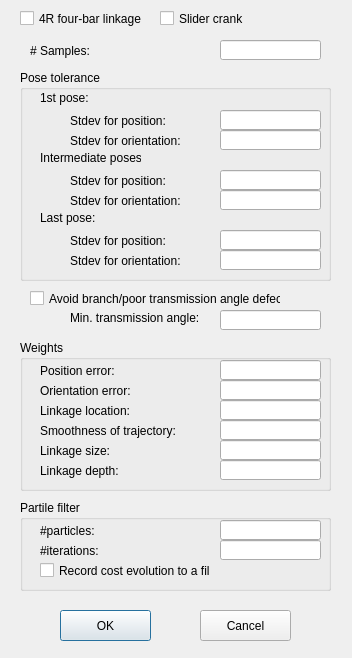
First picture: the form in KinematicDesign_MultiThread/LinkageSynthesisOptionDialog.ui, repository gnishida/KinematicDesign_MultiThread, before the edit.
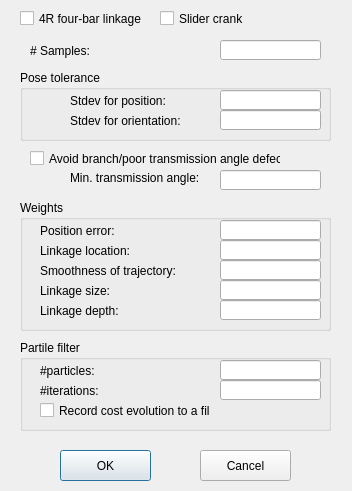
Second picture: the form after the edit.

Commit message: perturb only intermediate poses

```diff
--- a/KinematicDesign_MultiThread/LinkageSynthesisOptionDialog.ui
+++ b/KinematicDesign_MultiThread/LinkageSynthesisOptionDialog.ui
@@ -7,7 +7,7 @@
     <x>0</x>
     <y>0</y>
     <width>352</width>
-    <height>658</height>
+    <height>491</height>
    </rect>
   </property>
   <property name="windowTitle">
@@ -40,7 +40,7 @@
    <property name="geometry">
     <rect>
      <x>30</x>
-     <y>290</y>
+     <y>150</y>
      <width>251</width>
      <height>17</height>
     </rect>
@@ -53,7 +53,7 @@
    <property name="geometry">
     <rect>
      <x>60</x>
-     <y>610</y>
+     <y>450</y>
      <width>91</width>
      <height>31</height>
     </rect>
@@ -66,7 +66,7 @@
    <property name="geometry">
     <rect>
      <x>200</x>
-     <y>610</y>
+     <y>450</y>
      <width>91</width>
      <height>31</height>
     </rect>
@@ -81,40 +81,17 @@
      <x>20</x>
      <y>70</y>
      <width>311</width>
-     <height>211</height>
+     <height>71</height>
     </rect>
    </property>
    <property name="title">
     <string>Pose tolerance</string>
    </property>
-   <widget class="QLabel" name="label_2">
-    <property name="geometry">
-     <rect>
-      <x>50</x>
-      <y>40</y>
-      <width>131</width>
-      <height>21</height>
-     </rect>
-    </property>
-    <property name="text">
-     <string>Stdev for position:</string>
-    </property>
-   </widget>
-   <widget class="QLineEdit" name="lineEditStdDevPositionFirst">
-    <property name="geometry">
-     <rect>
-      <x>200</x>
-      <y>40</y>
-      <width>101</width>
-      <height>20</height>
-     </rect>
-    </property>
-   </widget>
    <widget class="QLabel" name="label_6">
     <property name="geometry">
      <rect>
       <x>50</x>
-      <y>100</y>
+      <y>20</y>
       <width>101</width>
       <height>21</height>
      </rect>
@@ -127,89 +104,17 @@
     <property name="geometry">
      <rect>
       <x>200</x>
-      <y>100</y>
-      <width>101</width>
-      <height>20</height>
-     </rect>
-    </property>
-   </widget>
-   <widget class="QLabel" name="label_7">
-    <property name="geometry">
-     <rect>
-      <x>50</x>
-      <y>160</y>
-      <width>131</width>
-      <height>21</height>
-     </rect>
-    </property>
-    <property name="text">
-     <string>Stdev for position:</string>
-    </property>
-   </widget>
-   <widget class="QLineEdit" name="lineEditStdDevPositionLast">
-    <property name="geometry">
-     <rect>
-      <x>200</x>
-      <y>160</y>
-      <width>101</width>
-      <height>20</height>
-     </rect>
-    </property>
-   </widget>
-   <widget class="QLabel" name="label_8">
-    <property name="geometry">
-     <rect>
-      <x>20</x>
       <y>20</y>
-      <width>51</width>
-      <height>16</height>
-     </rect>
-    </property>
-    <property name="text">
-     <string>1st pose:</string>
-    </property>
-   </widget>
-   <widget class="QLabel" name="label_9">
-    <property name="geometry">
-     <rect>
-      <x>50</x>
-      <y>60</y>
-      <width>131</width>
-      <height>21</height>
-     </rect>
-    </property>
-    <property name="text">
-     <string>Stdev for orientation:</string>
-    </property>
-   </widget>
-   <widget class="QLineEdit" name="lineEditStdDevOrientationFirst">
-    <property name="geometry">
-     <rect>
-      <x>200</x>
-      <y>60</y>
       <width>101</width>
       <height>20</height>
      </rect>
     </property>
    </widget>
-   <widget class="QLabel" name="label_10">
-    <property name="geometry">
-     <rect>
-      <x>20</x>
-      <y>80</y>
-      <width>101</width>
-      <height>16</height>
-     </rect>
-    </property>
-    <property name="text">
-     <string>Intermediate poses:</string>
-    </property>
-   </widget>
    <widget class="QLabel" name="label_11">
     <property name="geometry">
      <rect>
       <x>50</x>
-      <y>120</y>
+      <y>40</y>
       <width>121</width>
       <height>21</height>
      </rect>
@@ -222,43 +127,7 @@
     <property name="geometry">
      <rect>
       <x>200</x>
-      <y>120</y>
-      <width>101</width>
-      <height>20</height>
-     </rect>
-    </property>
-   </widget>
-   <widget class="QLabel" name="label_12">
-    <property name="geometry">
-     <rect>
-      <x>20</x>
-      <y>140</y>
-      <width>101</width>
-      <height>16</height>
-     </rect>
-    </property>
-    <property name="text">
-     <string>Last pose:</string>
-    </property>
-   </widget>
-   <widget class="QLabel" name="label_13">
-    <property name="geometry">
-     <rect>
-      <x>50</x>
-      <y>180</y>
-      <width>131</width>
-      <height>21</height>
-     </rect>
-    </property>
-    <property name="text">
-     <string>Stdev for orientation:</string>
-    </property>
-   </widget>
-   <widget class="QLineEdit" name="lineEditStdDevOrientationLast">
-    <property name="geometry">
-     <rect>
-      <x>200</x>
-      <y>180</y>
+      <y>40</y>
       <width>101</width>
       <height>20</height>
      </rect>
@@ -269,9 +138,9 @@
    <property name="geometry">
     <rect>
      <x>20</x>
-     <y>340</y>
+     <y>200</y>
      <width>311</width>
-     <height>151</height>
+     <height>131</height>
     </rect>
    </property>
    <property name="title">
@@ -304,7 +173,7 @@
     <property name="geometry">
      <rect>
       <x>20</x>
-      <y>80</y>
+      <y>60</y>
       <width>161</width>
       <height>21</height>
      </rect>
@@ -317,7 +186,7 @@
     <property name="geometry">
      <rect>
       <x>200</x>
-      <y>80</y>
+      <y>60</y>
       <width>101</width>
       <height>20</height>
      </rect>
@@ -327,7 +196,7 @@
     <property name="geometry">
      <rect>
       <x>20</x>
-      <y>100</y>
+      <y>80</y>
       <width>121</width>
       <height>21</height>
      </rect>
@@ -340,30 +209,7 @@
     <property name="geometry">
      <rect>
       <x>200</x>
-      <y>100</y>
-      <width>101</width>
-      <height>20</height>
-     </rect>
-    </property>
-   </widget>
-   <widget class="QLabel" name="label_14">
-    <property name="geometry">
-     <rect>
-      <x>20</x>
-      <y>40</y>
-      <width>111</width>
-      <height>21</height>
-     </rect>
-    </property>
-    <property name="text">
-     <string>Orientation error:</string>
-    </property>
-   </widget>
-   <widget class="QLineEdit" name="lineEditOrientationErrorWeight">
-    <property name="geometry">
-     <rect>
-      <x>200</x>
-      <y>40</y>
+      <y>80</y>
       <width>101</width>
       <height>20</height>
      </rect>
@@ -373,7 +219,7 @@
     <property name="geometry">
      <rect>
       <x>20</x>
-      <y>60</y>
+      <y>40</y>
       <width>111</width>
       <height>21</height>
      </rect>
@@ -386,7 +232,7 @@
     <property name="geometry">
      <rect>
       <x>200</x>
-      <y>60</y>
+      <y>40</y>
       <width>101</width>
       <height>20</height>
      </rect>
@@ -396,7 +242,7 @@
     <property name="geometry">
      <rect>
       <x>200</x>
-      <y>120</y>
+      <y>100</y>
       <width>101</width>
       <height>20</height>
      </rect>
@@ -406,7 +252,7 @@
     <property name="geometry">
      <rect>
       <x>20</x>
-      <y>120</y>
+      <y>100</y>
       <width>121</width>
       <height>21</height>
      </rect>
@@ -420,7 +266,7 @@
    <property name="geometry">
     <rect>
      <x>20</x>
-     <y>500</y>
+     <y>340</y>
      <width>311</width>
      <height>91</height>
     </rect>
@@ -492,7 +338,7 @@
    <property name="geometry">
     <rect>
      <x>220</x>
-     <y>310</y>
+     <y>170</y>
      <width>101</width>
      <height>20</height>
     </rect>
@@ -502,7 +348,7 @@
    <property name="geometry">
     <rect>
      <x>70</x>
-     <y>310</y>
+     <y>170</y>
      <width>131</width>
      <height>16</height>
     </rect>
```
Left out of the diff: 4 changed lines with no effect on the pictures. The commit also changes 14 other files.
